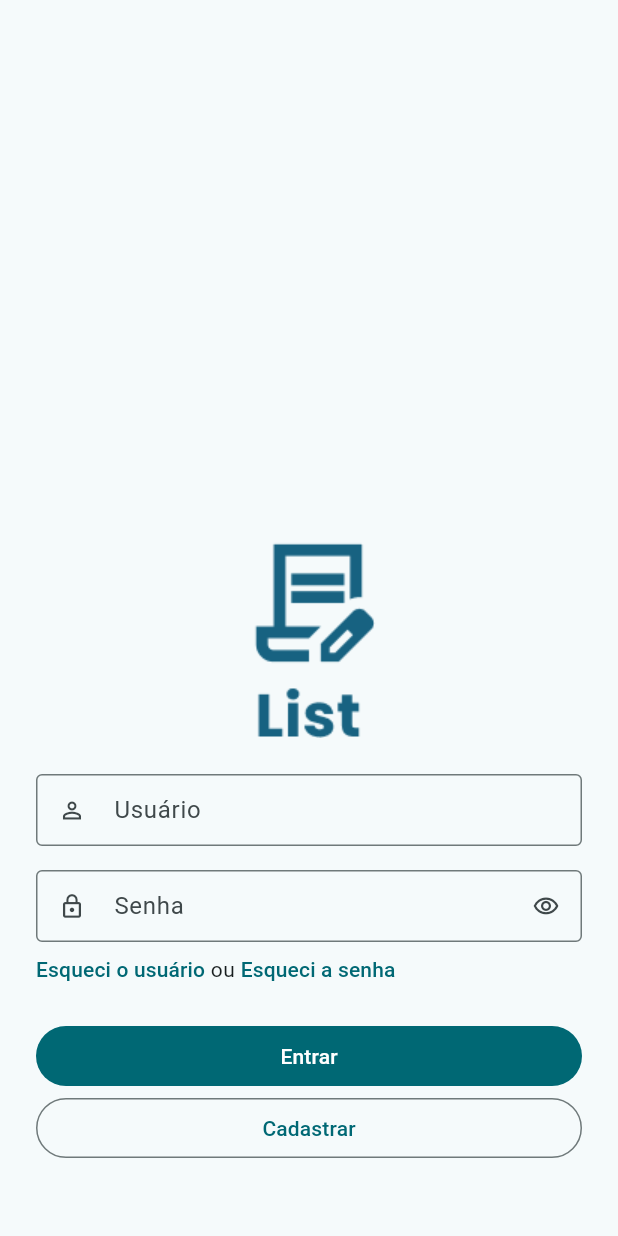
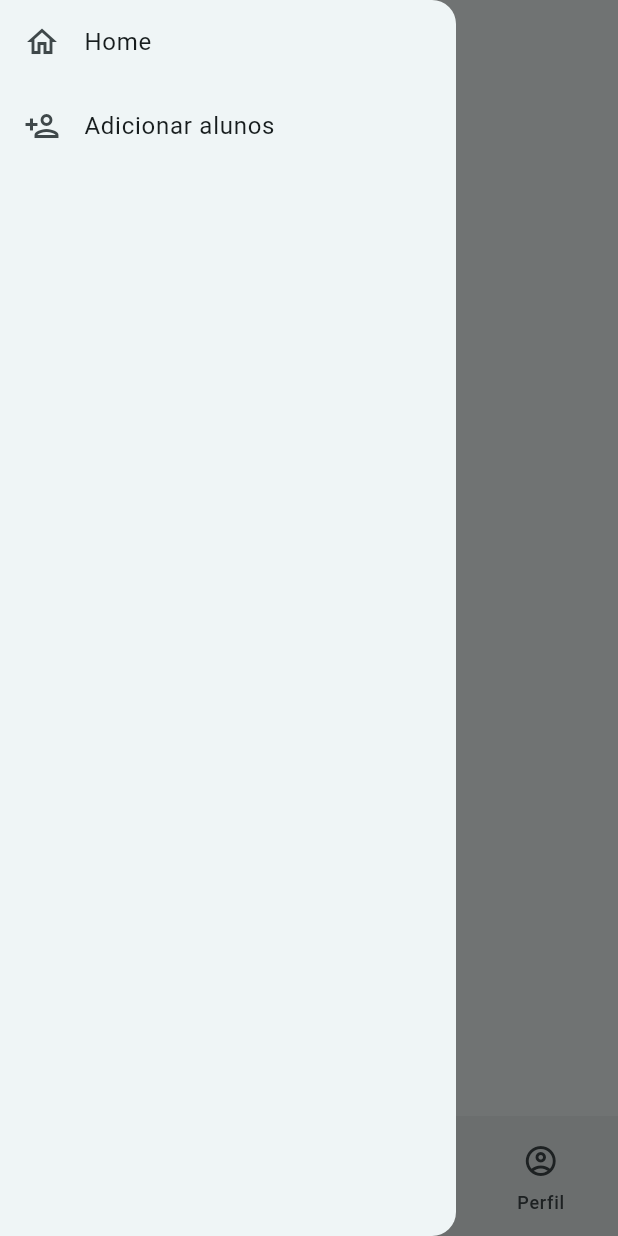
Before and after one commit to thobias-silva/challenge-mobile-developer, a Flutter app: the screen it shows after launch, with the side drawer open (before the commit the screen has no drawer), on a phone screen of 412 x 824 dp. Run offline on Flutter 3.47's test engine with Material 3 defaults, Android fonts, the phone set to English and light mode, and no system bars.

Commit message:
feat: cria a pagina home

```diff
--- /dev/null
+++ b/lib/app/presentation/pages/home_page.dart
@@ -0,0 +1,108 @@
+import 'package:flutter/material.dart';
+
+class HomePage extends StatefulWidget {
+  const HomePage({super.key});
+
+  @override
+  State<HomePage> createState() => _HomePageState();
+}
+
+class _HomePageState extends State<HomePage> {
+  final PageController pageController = PageController();
+
+  int get page => pageController.page?.round() ?? 0;
+
+  void onHomePressed() {
+    Navigator.of(context).pop();
+    pageController.jumpToPage(0);
+  }
+
+  void onAddStudentPressed() {
+    Navigator.of(context).pop();
+  }
+
+  void onDestinationSelected(BuildContext context, int index) {
+    index == 0
+        ? Scaffold.of(context).openDrawer()
+        : pageController.jumpToPage(index);
+  }
+
+  @override
+  Widget build(BuildContext context) {
+    return Scaffold(
+      drawer: Drawer(
+        child: ListView(
+          children: [
+            ListTile(
+              leading: const Icon(Icons.home_outlined),
+              title: const Text('Home'),
+              onTap: onHomePressed,
+            ),
+            ListTile(
+              leading: const Icon(Icons.person_add_outlined),
+              title: const Text('Adicionar alunos'),
+              onTap: onAddStudentPressed,
+            ),
+          ],
+        ),
+      ),
+      body: PageView(
+        physics: const NeverScrollableScrollPhysics(),
+        controller: pageController,
+        children: const [
+          _Home(),
+          Center(child: Text('Ajuda')),
+          Center(child: Text('Notificações')),
+          Center(child: Text('Perfil')),
+        ],
+      ),
+      bottomNavigationBar: AnimatedBuilder(
+        animation: pageController,
+        builder: (context, child) {
+          return NavigationBar(
+            selectedIndex: page,
+            onDestinationSelected: (index) =>
+                onDestinationSelected(context, index),
+            destinations: const [
+              NavigationDestination(
+                icon: Icon(Icons.menu_outlined),
+                label: 'Menu',
+              ),
+              NavigationDestination(
+                icon: Icon(Icons.help_outline_outlined),
+                label: 'Ajuda',
+              ),
+              NavigationDestination(
+                icon: Icon(Icons.notifications_none_outlined),
+                label: 'Notificações',
+              ),
+              NavigationDestination(
+                icon: Icon(Icons.account_circle_outlined),
+                label: 'Perfil',
+              ),
+            ],
+          );
+        },
+      ),
+    );
+  }
+}
+
+class _Home extends StatelessWidget {
+  const _Home();
+
+  @override
+  Widget build(BuildContext context) {
+    return Scaffold(
+      appBar: AppBar(
+        title: const Text('Home'),
+      ),
+      body: Center(
+        child: FilledButton(
+          onPressed: () {},
+          child: const Text('Alunos'),
+        ),
+      ),
+    );
+  }
+}
--- a/lib/core/routes/routes.dart
+++ b/lib/core/routes/routes.dart
@@ -1,5 +1,6 @@
 import 'package:flutter/material.dart';
 
+import '../../app/presentation/pages/home_page.dart';
 import '../../app/presentation/pages/login_page.dart';
 
 abstract class Routes {
@@ -7,11 +8,11 @@ abstract class Routes {
   static const String login = '/login';
   static const String home = '/home';
 
-  static String get initial => login;
+  static String get initial => home;
 
   static Map<String, WidgetBuilder> routes = {
     splash: (context) => const Placeholder(),
     login: (context) => const LoginPage(),
-    home: (context) => const Placeholder(),
+    home: (context) => const HomePage(),
   };
 }
```
